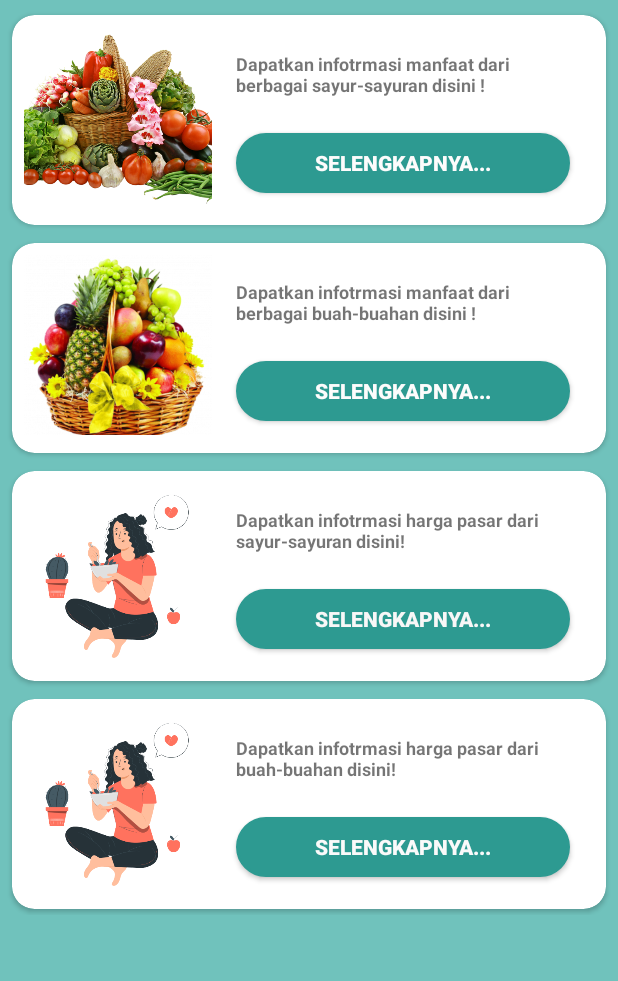
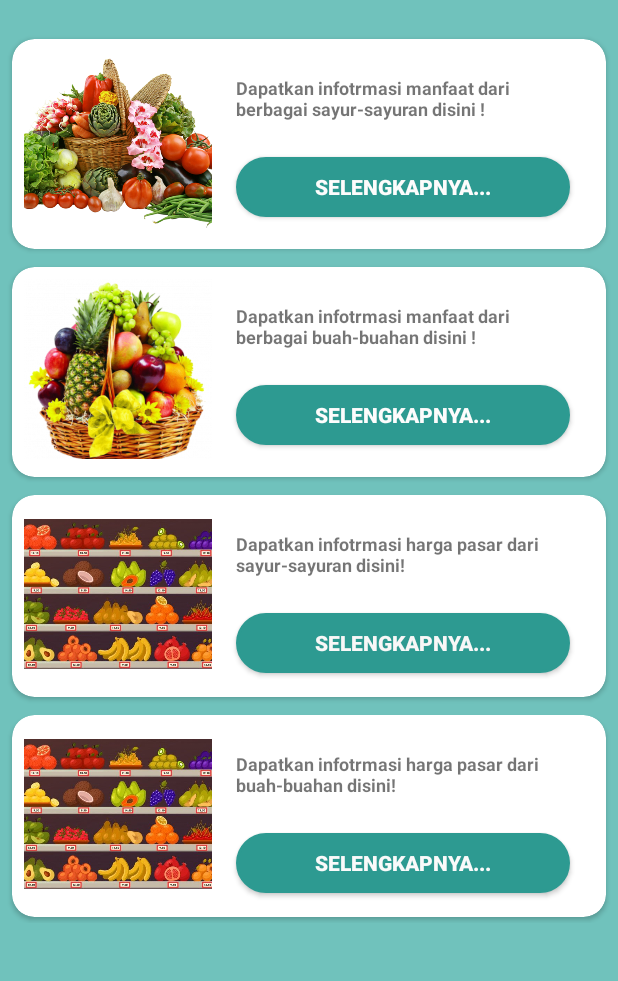
Before and after one commit to Busa-master/Busa_, an Android app: the HalamanUtama screen opened directly, with no data from a screen before it, on a phone screen of 412 x 824 dp, the part 66-1047 px from its top. Run offline under Robolectric (Android 15) with nearby library versions, the phone set to English and light mode, and no system bars.

Commit message:
commit keelima
Signed-off-by: Aprilia Dwi Cristyana <tsoaprilia@gmail.com>

```diff
--- a/app/src/main/res/layout/halamanutama.xml
+++ b/app/src/main/res/layout/halamanutama.xml
@@ -43,7 +43,7 @@
                     android:layout_height="wrap_content"
                     android:layout_gravity="center"
                     android:layout_marginLeft="8dp"
-                    android:layout_marginTop="4dp"
+                    android:layout_marginTop="20dp"
                     android:layout_marginRight="8dp"
                     android:layout_marginBottom="8dp"
                     android:background="@drawable/button1"
@@ -174,10 +174,11 @@
                         <ImageView
                             android:id="@+id/img_photo3"
                             android:layout_width="125dp"
-                            android:layout_height="120dp"
-                            android:layout_marginBottom="4dp"
+                            android:layout_height="100dp"
+                            android:layout_marginTop="8dp"
+                            android:layout_marginBottom="8dp"
                             android:scaleType="centerCrop"
-                            android:src="@drawable/ic_screen2" />
+                            android:src="@drawable/hargabuah" />
 
                         <TextView
                             android:id="@+id/tv_name3"
@@ -233,10 +234,10 @@
                         <ImageView
                             android:id="@+id/img_photo4"
                             android:layout_width="125dp"
-                            android:layout_height="120dp"
-                            android:layout_marginBottom="4dp"
+                            android:layout_height="100dp"
+                            android:layout_marginTop="8dp"
                             android:scaleType="centerCrop"
-                            android:src="@drawable/ic_screen2" />
+                            android:src="@drawable/hargabuah" />
 
                         <TextView
                             android:id="@+id/tv_name4"
```
Also changed, not shown: app/src/main/res/drawable/hargabuah.png (added), app/src/main/res/drawable/hargasayur.png (added).
